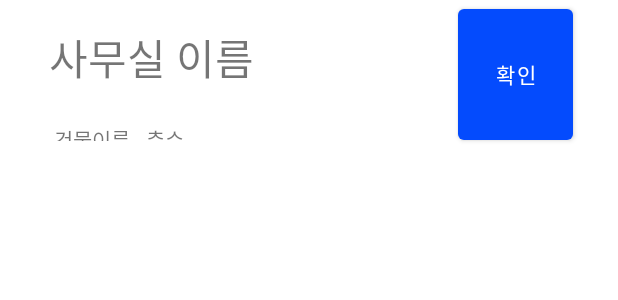
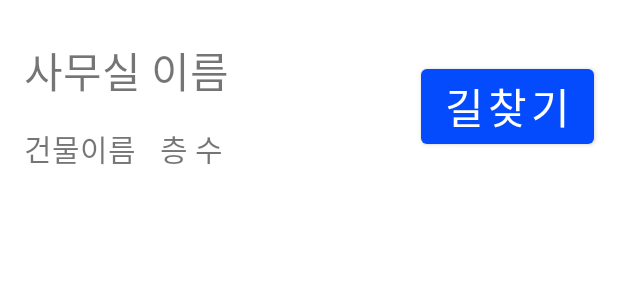
Before and after one commit to ParASHute/Capstone, an Android app: the layout list_item.xml on its own in the app's theme, with its tools: preview values and no code run, on a phone screen of 412 x 824 dp. Shown: the top 300 px of the screen. Run offline under Robolectric (Android 15) with nearby library versions, the phone set to English and light mode, and no system bars.

Commit message:
** list_item.xml 레이아웃 수정 **

```diff
--- a/app/src/main/res/layout/acivity_searchingkey.xml
+++ b/app/src/main/res/layout/acivity_searchingkey.xml
@@ -49,9 +49,13 @@
 
     <androidx.recyclerview.widget.RecyclerView
         android:id="@+id/recyclerView"
-        android:layout_width="409dp"
-        android:layout_height="553dp"
-        android:layout_marginTop="47dp"
+        android:layout_width="0dp"
+        android:layout_height="wrap_content"
+        android:layout_marginStart="8dp"
+        android:layout_marginTop="24dp"
+        android:layout_marginEnd="8dp"
+        android:layout_marginBottom="8dp"
+        app:layout_constraintBottom_toBottomOf="parent"
         app:layout_constraintEnd_toEndOf="parent"
         app:layout_constraintStart_toStartOf="parent"
         app:layout_constraintTop_toBottomOf="@+id/imageButton5" />
--- a/app/src/main/res/layout/list_item.xml
+++ b/app/src/main/res/layout/list_item.xml
@@ -1,9 +1,65 @@
 <?xml version="1.0" encoding="utf-8"?>
 <LinearLayout xmlns:android="http://schemas.android.com/apk/res/android"
+    xmlns:app="http://schemas.android.com/apk/res-auto"
     android:orientation="vertical" android:layout_width="match_parent"
-    android:layout_height="match_parent">
+    android:layout_height="wrap_content">
 
-    <LinearLayout
+    <androidx.constraintlayout.widget.ConstraintLayout
+        android:layout_width="match_parent"
+        android:layout_height="match_parent"
+        android:layout_marginBottom="10dp"
+        android:layout_marginTop="10dp">
+
+        <TextView
+            android:id="@+id/OfficeName"
+            android:layout_width="wrap_content"
+            android:layout_height="wrap_content"
+            android:layout_marginStart="16dp"
+            android:layout_marginTop="16dp"
+            android:text="사무실 이름"
+            android:textSize="28sp"
+            app:layout_constraintStart_toStartOf="parent"
+            app:layout_constraintTop_toTopOf="parent" />
+
+        <TextView
+            android:id="@+id/BuildingName"
+            android:layout_width="wrap_content"
+            android:layout_height="wrap_content"
+            android:layout_marginStart="16dp"
+            android:layout_marginTop="16dp"
+            android:text="건물이름"
+            android:textSize="20sp"
+            app:layout_constraintStart_toStartOf="parent"
+            app:layout_constraintTop_toBottomOf="@+id/OfficeName" />
+
+        <TextView
+            android:id="@+id/FloorNum"
+            android:layout_width="wrap_content"
+            android:layout_height="wrap_content"
+            android:layout_marginStart="16dp"
+            android:layout_marginTop="16dp"
+            android:text="층 수"
+            android:textSize="20sp"
+            app:layout_constraintStart_toEndOf="@+id/BuildingName"
+            app:layout_constraintTop_toBottomOf="@+id/OfficeName" />
+
+        <Button
+            android:id="@+id/navBtn"
+            android:layout_width="wrap_content"
+            android:layout_height="wrap_content"
+            android:layout_marginStart="30dp"
+            android:layout_marginTop="30dp"
+            android:layout_marginEnd="16dp"
+            android:text="길찾기"
+            android:textSize="28sp"
+            app:layout_constraintEnd_toEndOf="parent"
+            app:layout_constraintHorizontal_bias="1.0"
+            app:layout_constraintStart_toEndOf="@+id/OfficeName"
+            app:layout_constraintTop_toTopOf="parent" />
+    </androidx.constraintlayout.widget.ConstraintLayout>
+
+    <!-- 기존 Layout -->
+    <!--<LinearLayout
         android:orientation="horizontal" android:layout_width="match_parent"
         android:layout_height="wrap_content">
 
@@ -61,5 +117,5 @@
                 android:text="확인" />
 
         </LinearLayout>
-    </LinearLayout>
+    </LinearLayout>-->
 </LinearLayout>
```
